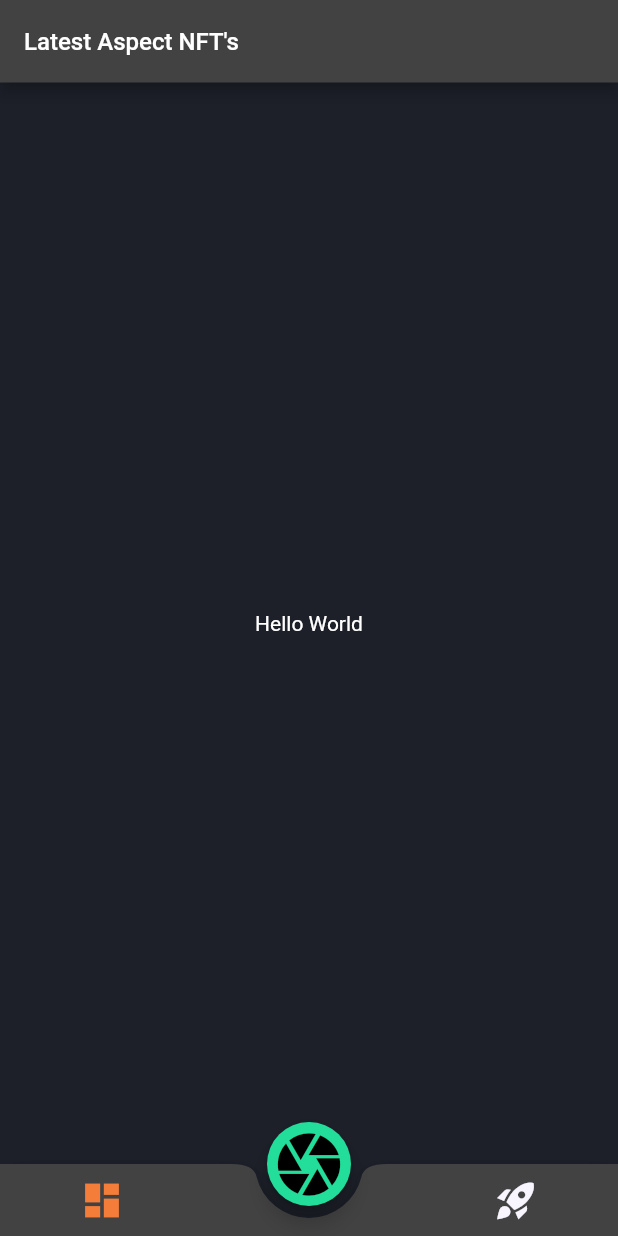
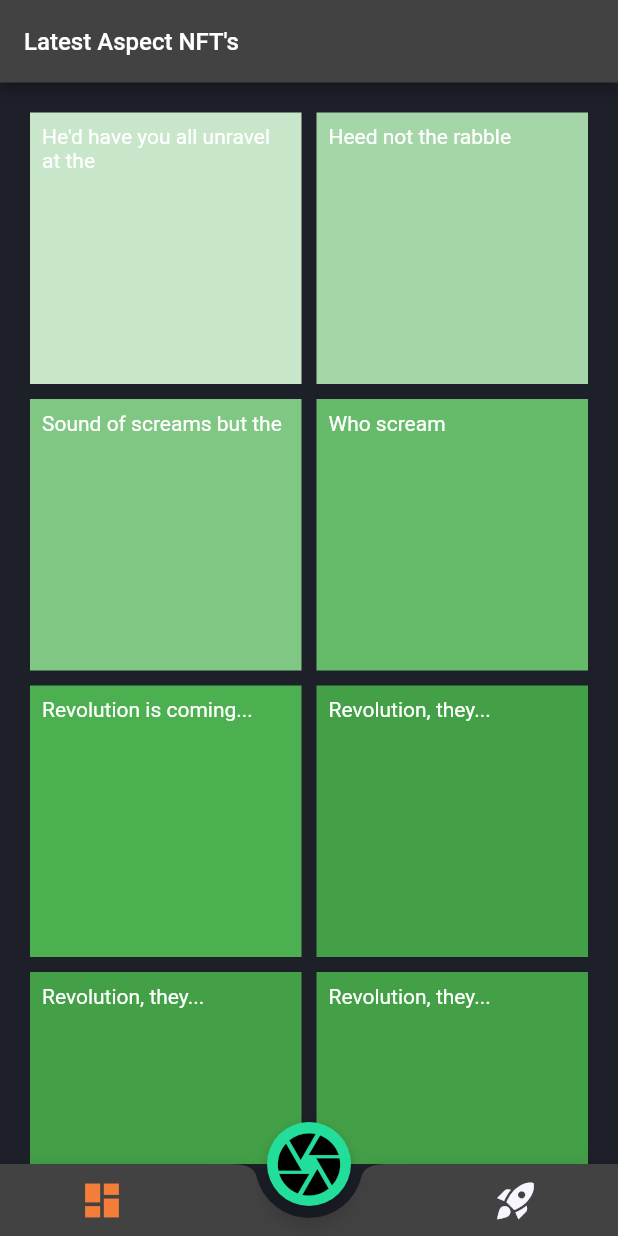
Before and after one commit to gabsn/aspect-mobile-app, a Flutter app: the screen it shows after launch, on a phone screen of 412 x 824 dp. Run offline on Flutter 3.47's test engine with Material 2 defaults, Android fonts, the phone set to English and light mode, and no system bars; our stand-ins replace camera, get_it.

Commit message:
- Added simple CustomScrollView and SilverGrid to Home and NFT Collection Screen - All data hardcoded

```diff
--- a/lib/view/screens/camera/camera_screen.dart
+++ b/lib/view/screens/camera/camera_screen.dart
@@ -108,7 +108,7 @@ class _CameraScreenState extends State<CameraScreen> {
                       const SizedBox(height: 20.0),
                       MaterialSolidButton(
                           backgroundColor: kStyleGuideColorDarkGrey,
-                          buttonText: 'Take Picture',
+                          buttonText: 'Take Picture & Mint NFT',
                           buttonTextStyle: kLoginButtonTextStyle.copyWith(
                               color: kStyleGuideColorGreen),
                           onPressed: () async {
--- a/lib/view/screens/home/home_screen.dart
+++ b/lib/view/screens/home/home_screen.dart
@@ -44,13 +44,68 @@ class _HomeScreenState extends State<HomeScreen> {
         onWillPop: () async => false,
         child: Consumer<ScreensChangeNotifier>(
           builder: (context, gameDataManager, _) {
-            return const Scaffold(
-              appBar: AppBarWidget(
+            return Scaffold(
+              appBar: const AppBarWidget(
                 title: 'Latest Aspect NFT\'s',
               ),
               body: SafeArea(
                 child: Center(
-                  child: Text('Hello World'),
+                  child: CustomScrollView(
+                    primary: false,
+                    slivers: <Widget>[
+                      SliverPadding(
+                        padding: EdgeInsets.all(20),
+                        sliver: SliverGrid.count(
+                          crossAxisSpacing: 10,
+                          mainAxisSpacing: 10,
+                          crossAxisCount: 2,
+                          children: <Widget>[
+                            Container(
+                              padding: const EdgeInsets.all(8),
+                              color: Colors.green[100],
+                              child: const Text(
+                                  "He'd have you all unravel at the"),
+                            ),
+                            Container(
+                              padding: const EdgeInsets.all(8),
+                              color: Colors.green[200],
+                              child: const Text('Heed not the rabble'),
+                            ),
+                            Container(
+                              padding: const EdgeInsets.all(8),
+                              color: Colors.green[300],
+                              child: const Text('Sound of screams but the'),
+                            ),
+                            Container(
+                              padding: const EdgeInsets.all(8),
+                              color: Colors.green[400],
+                              child: const Text('Who scream'),
+                            ),
+                            Container(
+                              padding: const EdgeInsets.all(8),
+                              color: Colors.green[500],
+                              child: const Text('Revolution is coming...'),
+                            ),
+                            Container(
+                              padding: const EdgeInsets.all(8),
+                              color: Colors.green[600],
+                              child: const Text('Revolution, they...'),
+                            ),
+                            Container(
+                              padding: const EdgeInsets.all(8),
+                              color: Colors.green[600],
+                              child: const Text('Revolution, they...'),
+                            ),
+                            Container(
+                              padding: const EdgeInsets.all(8),
+                              color: Colors.green[600],
+                              child: const Text('Revolution, they...'),
+                            ),
+                          ],
+                        ),
+                      ),
+                    ],
+                  ),
                 ),
               ),
             );
--- a/lib/view/screens/nft/nft_collection_screen.dart
+++ b/lib/view/screens/nft/nft_collection_screen.dart
@@ -44,13 +44,43 @@ class _NFTCollectionScreenState extends State<NFTCollectionScreen> {
         onWillPop: () async => false,
         child: Consumer<ScreensChangeNotifier>(
           builder: (context, gameDataManager, _) {
-            return const Scaffold(
+            return Scaffold(
               appBar: AppBarWidget(
                 title: 'Minted by Me',
               ),
               body: SafeArea(
                 child: Center(
-                  child: Text('Hello World'),
+                  child: CustomScrollView(
+                    primary: false,
+                    slivers: <Widget>[
+                      SliverPadding(
+                        padding: EdgeInsets.all(20),
+                        sliver: SliverGrid.count(
+                          crossAxisSpacing: 10,
+                          mainAxisSpacing: 10,
+                          crossAxisCount: 2,
+                          children: <Widget>[
+                            Container(
+                              padding: const EdgeInsets.all(8),
+                              color: Colors.green[100],
+                              child: const Text(
+                                  "He'd have you all unravel at the"),
+                            ),
+                            Container(
+                              padding: const EdgeInsets.all(8),
+                              color: Colors.green[200],
+                              child: const Text('Heed not the rabble'),
+                            ),
+                            Container(
+                              padding: const EdgeInsets.all(8),
+                              color: Colors.green[300],
+                              child: const Text('Sound of screams but the'),
+                            ),
+                          ],
+                        ),
+                      ),
+                    ],
+                  ),
                 ),
               ),
             );
```
